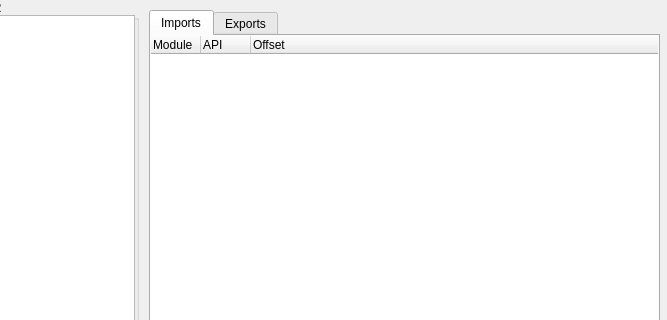
Above: qtNanomite/qtDLGPEEditor.ui from zer0fl4g/Nanomite before the change; both pictures show x 471 to 1138 and y 0 to 320 of the 1138 by 636 pixel window. Below: the same form after it.
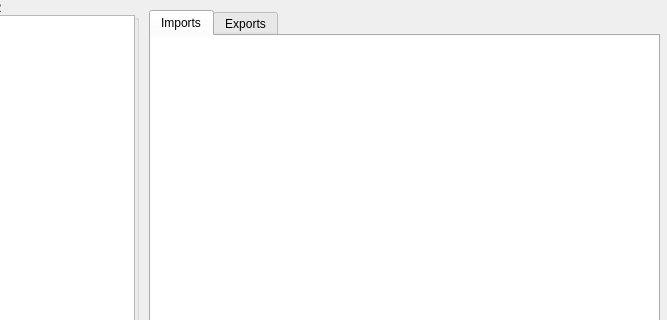
That is the form after the change. The open tabs and pages were chosen to show the change. Icons and pictures are not drawn.

```diff
--- a/qtNanomite/qtDLGPEEditor.ui
+++ b/qtNanomite/qtDLGPEEditor.ui
@@ -233,6 +233,9 @@
      <property name="editTriggers">
       <set>QAbstractItemView::NoEditTriggers</set>
      </property>
+     <attribute name="headerVisible">
+      <bool>false</bool>
+     </attribute>
      <attribute name="headerDefaultSectionSize">
       <number>50</number>
      </attribute>
```
Left out of the diff: 5 changed lines with no effect on the pictures.
